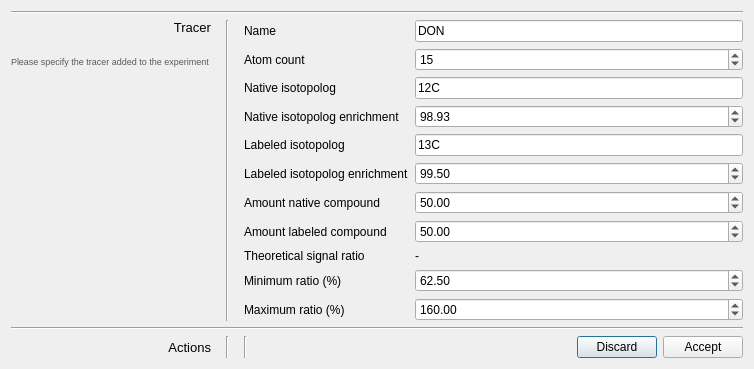
First picture: the form in mePyGuis/guis/TracerEditor.ui, repository chrboku/MetExtract-II, before the edit.
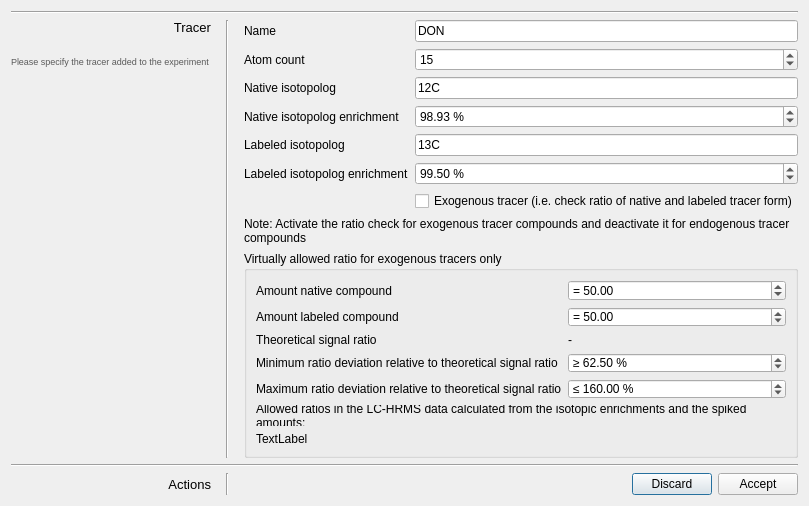
Second picture: the form after the edit.

What changed in the file:
```diff
--- a/mePyGuis/guis/TracerEditor.ui
+++ b/mePyGuis/guis/TracerEditor.ui
@@ -6,8 +6,8 @@
    <rect>
     <x>0</x>
     <y>0</y>
-    <width>754</width>
-    <height>355</height>
+    <width>759</width>
+    <height>506</height>
    </rect>
   </property>
   <property name="windowTitle">
@@ -189,13 +189,6 @@
      </item>
      <item row="3" column="4">
       <layout class="QHBoxLayout" name="horizontalLayout">
-       <item>
-        <widget class="Line" name="line_6">
-         <property name="orientation">
-          <enum>Qt::Vertical</enum>
-         </property>
-        </widget>
-       </item>
        <item>
         <spacer name="horizontalSpacer">
          <property name="orientation">
@@ -286,36 +279,11 @@
          </property>
         </widget>
        </item>
-       <item row="6" column="0">
-        <widget class="QLabel" name="label_9">
-         <property name="text">
-          <string>Amount native compound</string>
-         </property>
-        </widget>
-       </item>
-       <item row="7" column="0">
-        <widget class="QLabel" name="label_10">
-         <property name="text">
-          <string>Amount labeled compound</string>
-         </property>
-        </widget>
-       </item>
-       <item row="9" column="0">
-        <widget class="QLabel" name="label_11">
-         <property name="text">
-          <string>Minimum ratio (%)</string>
-         </property>
-        </widget>
-       </item>
-       <item row="10" column="0">
-        <widget class="QLabel" name="label_12">
-         <property name="text">
-          <string>Maximum ratio (%)</string>
-         </property>
-        </widget>
-       </item>
        <item row="3" column="1">
         <widget class="QDoubleSpinBox" name="tNativeEnrichment">
+         <property name="suffix">
+          <string> %</string>
+         </property>
          <property name="value">
           <double>98.930000000000007</double>
          </property>
@@ -323,56 +291,14 @@
        </item>
        <item row="5" column="1">
         <widget class="QDoubleSpinBox" name="tLabeledEnrichment">
+         <property name="suffix">
+          <string> %</string>
+         </property>
          <property name="value">
           <double>99.500000000000000</double>
          </property>
         </widget>
        </item>
-       <item row="6" column="1">
-        <widget class="QDoubleSpinBox" name="tAmountA">
-         <property name="value">
-          <double>50.000000000000000</double>
-         </property>
-        </widget>
-       </item>
-       <item row="7" column="1">
-        <widget class="QDoubleSpinBox" name="tAmountB">
-         <property name="value">
-          <double>50.000000000000000</double>
-         </property>
-        </widget>
-       </item>
-       <item row="9" column="1">
-        <widget class="QDoubleSpinBox" name="tMinRatio">
-         <property name="value">
-          <double>62.500000000000000</double>
-         </property>
-        </widget>
-       </item>
-       <item row="10" column="1">
-        <widget class="QDoubleSpinBox" name="tMaxRatio">
-         <property name="maximum">
-          <double>100000000.000000000000000</double>
-         </property>
-         <property name="value">
-          <double>160.000000000000000</double>
-         </property>
-        </widget>
-       </item>
-       <item row="8" column="0">
-        <widget class="QLabel" name="label_13">
-         <property name="text">
-          <string>Theoretical signal ratio</string>
-         </property>
-        </widget>
-       </item>
-       <item row="8" column="1">
-        <widget class="QLabel" name="tTheoreticalSignalRatio">
-         <property name="text">
-          <string>-</string>
-         </property>
-        </widget>
-       </item>
        <item row="2" column="1">
         <widget class="QLineEdit" name="tNativeIsotope">
          <property name="text">
@@ -387,6 +313,143 @@
          </property>
         </widget>
        </item>
+       <item row="12" column="0" colspan="2">
+        <widget class="QGroupBox" name="tRatioGroupBox">
+         <property name="title">
+          <string>Virtually allowed ratio for exogenous tracers only</string>
+         </property>
+         <layout class="QGridLayout" name="gridLayout_3">
+          <item row="0" column="0">
+           <widget class="QLabel" name="label_9">
+            <property name="text">
+             <string>Amount native compound</string>
+            </property>
+           </widget>
+          </item>
+          <item row="1" column="0">
+           <widget class="QLabel" name="label_10">
+            <property name="text">
+             <string>Amount labeled compound</string>
+            </property>
+           </widget>
+          </item>
+          <item row="0" column="1">
+           <widget class="QDoubleSpinBox" name="tAmountA">
+            <property name="prefix">
+             <string>= </string>
+            </property>
+            <property name="minimum">
+             <double>1.000000000000000</double>
+            </property>
+            <property name="value">
+             <double>50.000000000000000</double>
+            </property>
+           </widget>
+          </item>
+          <item row="1" column="1">
+           <widget class="QDoubleSpinBox" name="tAmountB">
+            <property name="prefix">
+             <string>= </string>
+            </property>
+            <property name="value">
+             <double>50.000000000000000</double>
+            </property>
+           </widget>
+          </item>
+          <item row="3" column="0">
+           <widget class="QLabel" name="label_11">
+            <property name="text">
+             <string>Minimum ratio deviation relative to theoretical signal ratio</string>
+            </property>
+           </widget>
+          </item>
+          <item row="4" column="0">
+           <widget class="QLabel" name="label_12">
+            <property name="text">
+             <string>Maximum ratio deviation relative to theoretical signal ratio</string>
+            </property>
+           </widget>
+          </item>
+          <item row="4" column="1">
+           <widget class="QDoubleSpinBox" name="tMaxRatio">
+            <property name="prefix">
+             <string>≤ </string>
+            </property>
+            <property name="suffix">
+             <string> %</string>
+            </property>
+            <property name="maximum">
+             <double>100000000.000000000000000</double>
+            </property>
+            <property name="value">
+             <double>160.000000000000000</double>
+            </property>
+           </widget>
+          </item>
+          <item row="5" column="0" colspan="2">
+           <widget class="QLabel" name="label_14">
+            <property name="text">
+             <string>Allowed ratios in the LC-HRMS data calculated from the isotopic enrichments and the spiked amounts:</string>
+            </property>
+            <property name="wordWrap">
+             <bool>true</bool>
+            </property>
+           </widget>
+          </item>
+          <item row="6" column="0" colspan="2">
+           <widget class="QLabel" name="rRatioInfo">
+            <property name="text">
+             <string>TextLabel</string>
+            </property>
+           </widget>
+          </item>
+          <item row="3" column="1">
+           <widget class="QDoubleSpinBox" name="tMinRatio">
+            <property name="prefix">
+             <string>≥ </string>
+            </property>
+            <property name="suffix">
+             <string> %</string>
+            </property>
+            <property name="value">
+             <double>62.500000000000000</double>
+            </property>
+           </widget>
+          </item>
+          <item row="2" column="0">
+           <widget class="QLabel" name="label_13">
+            <property name="text">
+             <string>Theoretical signal ratio</string>
+            </property>
+           </widget>
+          </item>
+          <item row="2" column="1">
+           <widget class="QLabel" name="tTheoreticalSignalRatio">
+            <property name="text">
+             <string>-</string>
+            </property>
+           </widget>
+          </item>
+         </layout>
+        </widget>
+       </item>
+       <item row="10" column="1">
+        <widget class="QCheckBox" name="tCheckRatio">
+         <property name="text">
+          <string>Exogenous tracer (i.e. check ratio of native and labeled tracer form)</string>
+         </property>
+        </widget>
+       </item>
+       <item row="11" column="0" colspan="2">
+        <widget class="QLabel" name="label_15">
+         <property name="text">
+          <string>Note: Activate the ratio check for exogenous tracer compounds and deactivate it for endogenous tracer compounds</string>
+         </property>
+         <property name="wordWrap">
+          <bool>true</bool>
+         </property>
+        </widget>
+       </item>
       </layout>
      </item>
     </layout>
```
Left out of the diff: 90 changed lines with no effect on the pictures.
